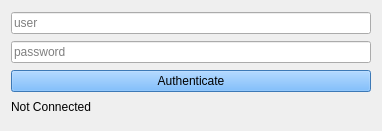
Above: ola/client/auth/auth_form.ui from myapps-directory/myapps-client before the change. Below: the same form after it.
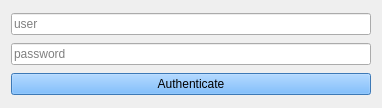
That is the form after the change.

Commit message: work: auth: keep working on interface

Patch:
```diff
--- a/ola/client/auth/auth_form.ui
+++ b/ola/client/auth/auth_form.ui
@@ -13,9 +13,15 @@
     <x>0</x>
     <y>0</y>
     <width>382</width>
-    <height>131</height>
+    <height>108</height>
    </rect>
   </property>
+  <property name="sizePolicy">
+   <sizepolicy hsizetype="Fixed" vsizetype="Fixed">
+    <horstretch>0</horstretch>
+    <verstretch>0</verstretch>
+   </sizepolicy>
+  </property>
   <property name="maximumSize">
    <size>
     <width>382</width>
@@ -504,25 +510,6 @@
      </property>
     </widget>
    </item>
-   <item>
-    <widget class="QLabel" name="label">
-     <property name="maximumSize">
-      <size>
-       <width>16777215</width>
-       <height>16</height>
-      </size>
-     </property>
-     <property name="autoFillBackground">
-      <bool>false</bool>
-     </property>
-     <property name="midLineWidth">
-      <number>1</number>
-     </property>
-     <property name="text">
-      <string>Not Connected</string>
-     </property>
-    </widget>
-   </item>
   </layout>
  </widget>
  <resources/>
```
The commit also changes 7 other files.
